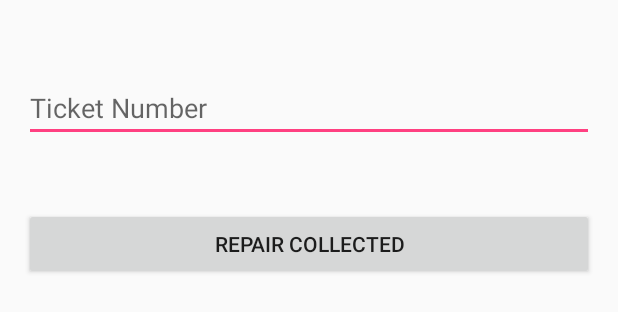
After one commit to dylmatthews/Third-Year, an Android app: the layout activity_completed_repairs.xml on its own in the app's theme, with its tools: preview values and no code run, on a phone screen of 412 x 824 dp. The commit adds this screen. Shown: the top 312 px of the screen. Run offline under Robolectric (Android 15) with nearby library versions, the phone set to English and light mode, and no system bars.

Commit message:
All code working
need to do designs

```diff
--- a/Semster 1/LockStockBarrel/app/src/main/AndroidManifest.xml
+++ b/Semster 1/LockStockBarrel/app/src/main/AndroidManifest.xml
@@ -21,7 +21,8 @@
         <activity android:name=".searchDate" />
         <activity android:name=".searchNumber" />
         <activity android:name=".searchAll" />
-        <activity android:name=".ViewResults"></activity>
+        <activity android:name=".ViewResults" />
+        <activity android:name=".completedRepairs"></activity>
     </application>
 
 </manifest>
--- a/Semster 1/LockStockBarrel/app/src/main/java/a15009851/dylanmatthews/lockstockbarrel/MainActivity.java
+++ b/Semster 1/LockStockBarrel/app/src/main/java/a15009851/dylanmatthews/lockstockbarrel/MainActivity.java
@@ -103,6 +103,11 @@ public class MainActivity extends AppCompatActivity {
         startActivity(search);
     }
 
+    public  void onRepairFetched(View view)
+    {
+        Intent fetched = new Intent(this, completedRepairs.class);
+        startActivity(fetched);
+    }
 
 
 }
--- /dev/null
+++ b/Semster 1/LockStockBarrel/app/src/main/res/layout/activity_completed_repairs.xml
@@ -0,0 +1,35 @@
+<?xml version="1.0" encoding="utf-8"?>
+<RelativeLayout xmlns:android="http://schemas.android.com/apk/res/android"
+    xmlns:tools="http://schemas.android.com/tools"
+    android:id="@+id/activity_completed_repairs"
+    android:layout_width="match_parent"
+    android:layout_height="match_parent"
+    android:paddingBottom="@dimen/activity_vertical_margin"
+    android:paddingLeft="@dimen/activity_horizontal_margin"
+    android:paddingRight="@dimen/activity_horizontal_margin"
+    android:paddingTop="@dimen/activity_vertical_margin"
+    tools:context="a15009851.dylanmatthews.lockstockbarrel.completedRepairs">
+
+    <EditText
+        android:layout_width="wrap_content"
+        android:layout_height="wrap_content"
+        android:ems="10"
+        android:layout_alignParentTop="true"
+        android:layout_marginTop="33dp"
+        android:id="@+id/etSearchTicketNum"
+        android:hint="Ticket Number"
+        android:inputType="number"
+        android:layout_alignParentEnd="true"
+        android:layout_alignParentStart="true" />
+
+    <Button
+        android:text="Repair Collected"
+        android:layout_width="wrap_content"
+        android:layout_height="wrap_content"
+        android:layout_marginTop="44dp"
+        android:id="@+id/btnRepairCollected"
+        android:layout_below="@+id/etSearchTicketNum"
+        android:layout_alignParentStart="true"
+        android:layout_alignParentEnd="true"
+        android:onClick="onCollected" />
+</RelativeLayout>
```
Also changed, not shown: Semster 1/LockStockBarrel/app/src/main/java/a15009851/dylanmatthews/lockstockbarrel/DbAdapter.java (+50 -12 lines), Semster 1/LockStockBarrel/app/src/main/java/a15009851/dylanmatthews/lockstockbarrel/completedRepairs.java (added, +74 -0 lines), Semster 1/LockStockBarrel/app/src/main/res/layout/activity_main.xml (+10 -0 lines).
